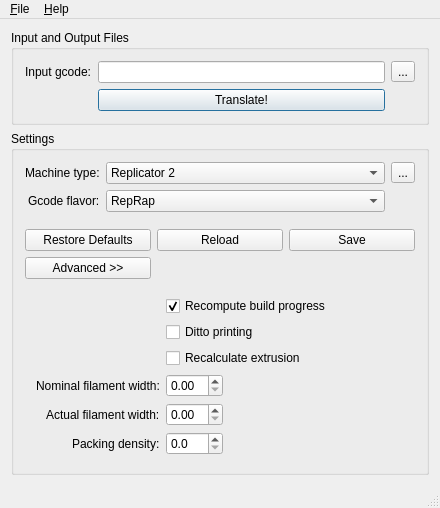
Old version of the form mainwindow.ui in the repository markwal/GpxUi.
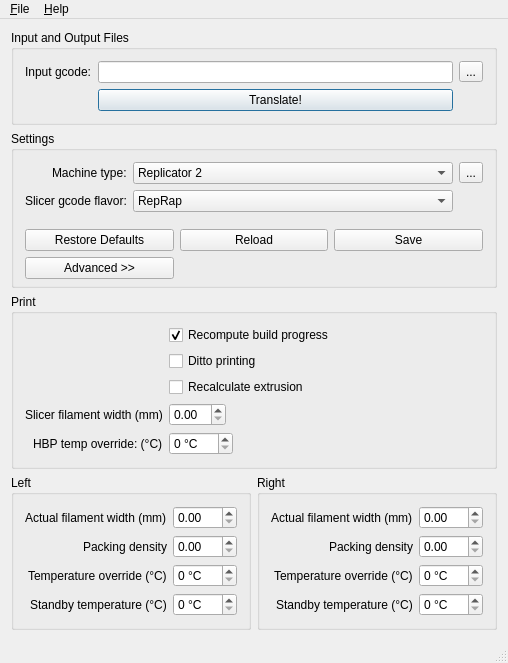
New version of the form. Icons and pictures are not drawn.

The edit to the form file:
```diff
--- a/mainwindow.ui
+++ b/mainwindow.ui
@@ -2,16 +2,8 @@
 <ui version="4.0">
  <class>MainWindow</class>
  <widget class="QMainWindow" name="MainWindow">
-  <property name="geometry">
-   <rect>
-    <x>0</x>
-    <y>0</y>
-    <width>385</width>
-    <height>461</height>
-   </rect>
-  </property>
   <property name="windowTitle">
-   <string>GPX Gcode to X3g Converter</string>
+   <string>GPX - Gcode to X3g Converter</string>
   </property>
   <property name="windowIcon">
    <iconset resource="gpxui.qrc">
@@ -73,22 +65,25 @@
        <property name="bottomMargin">
         <number>0</number>
        </property>
-       <item row="4" column="0" colspan="2">
-        <widget class="QWidget" name="widgetSettingsButtons" native="true">
-         <layout class="QHBoxLayout" name="layoutSettingsButtons">
-          <property name="leftMargin">
-           <number>0</number>
-          </property>
-          <property name="topMargin">
-           <number>0</number>
-          </property>
-          <property name="rightMargin">
-           <number>0</number>
-          </property>
-          <property name="bottomMargin">
-           <number>0</number>
-          </property>
-         </layout>
+       <item row="1" column="2">
+        <widget class="QPushButton" name="btnSave">
+         <property name="text">
+          <string>Save</string>
+         </property>
+        </widget>
+       </item>
+       <item row="1" column="1">
+        <widget class="QPushButton" name="btnReload">
+         <property name="text">
+          <string>Reload</string>
+         </property>
+        </widget>
+       </item>
+       <item row="1" column="0">
+        <widget class="QPushButton" name="btnDefaults">
+         <property name="text">
+          <string>Restore Defaults</string>
+         </property>
         </widget>
        </item>
        <item row="2" column="0">
@@ -107,25 +102,35 @@
          </property>
         </widget>
        </item>
-       <item row="1" column="0">
-        <widget class="QPushButton" name="btnDefaults">
-         <property name="text">
-          <string>Restore Defaults</string>
+       <item row="2" column="1" colspan="2">
+        <spacer name="horizontalSpacer">
+         <property name="orientation">
+          <enum>Qt::Horizontal</enum>
          </property>
-        </widget>
-       </item>
-       <item row="1" column="1">
-        <widget class="QPushButton" name="btnReload">
-         <property name="text">
-          <string>Reload</string>
+         <property name="sizeHint" stdset="0">
+          <size>
+           <width>40</width>
+           <height>20</height>
+          </size>
          </property>
-        </widget>
+        </spacer>
        </item>
-       <item row="1" column="2">
-        <widget class="QPushButton" name="btnSave">
-         <property name="text">
-          <string>Save</string>
-         </property>
+       <item row="3" column="0" colspan="2">
+        <widget class="QWidget" name="widgetSettingsButtons" native="true">
+         <layout class="QHBoxLayout" name="layoutSettingsButtons">
+          <property name="leftMargin">
+           <number>0</number>
+          </property>
+          <property name="topMargin">
+           <number>0</number>
+          </property>
+          <property name="rightMargin">
+           <number>0</number>
+          </property>
+          <property name="bottomMargin">
+           <number>0</number>
+          </property>
+         </layout>
         </widget>
        </item>
        <item row="0" column="0" colspan="3">
@@ -153,92 +158,22 @@
              </sizepolicy>
             </property>
             <property name="currentIndex">
-             <number>10</number>
+             <number>0</number>
             </property>
             <property name="maxVisibleItems">
              <number>15</number>
             </property>
-            <item>
-             <property name="text">
-              <string>Cupcake Gen3 XYZ, Mk5/6 + Gen4 Extruder</string>
-             </property>
-            </item>
-            <item>
-             <property name="text">
-              <string>Cupcake Gen4 XYZ, Mk5/6 + Gen4 Extruder</string>
-             </property>
-            </item>
-            <item>
-             <property name="text">
-              <string>Cupcake Pololu XYZ, Mk5/6 + Gen4 Extruder</string>
-             </property>
-            </item>
-            <item>
-             <property name="text">
-              <string>Cupcake Pololu XYZ, Mk5/6 + Pololu Extruder</string>
-             </property>
-            </item>
-            <item>
-             <property name="text">
-              <string>Core-XY with HBP - single extruder</string>
-             </property>
-            </item>
-            <item>
-             <property name="text">
-              <string>Core-XY with HBP - single extruder, slow Z</string>
-             </property>
-            </item>
-            <item>
-             <property name="text">
-              <string>Clone R1 Single with HBP</string>
-             </property>
-            </item>
-            <item>
-             <property name="text">
-              <string>Clone R1 Dual with HBP</string>
-             </property>
-            </item>
-            <item>
-             <property name="text">
-              <string>Replicator 1 - single extruder</string>
-             </property>
-            </item>
-            <item>
-             <property name="text">
-              <string>Replicator 1 - dual extruder</string>
-             </property>
-            </item>
             <item>
              <property name="text">
               <string>Replicator 2</string>
              </property>
             </item>
-            <item>
-             <property name="text">
-              <string>Replicator 2 with HBP</string>
-             </property>
-            </item>
-            <item>
-             <property name="text">
-              <string>Replicator 2X</string>
-             </property>
-            </item>
-            <item>
-             <property name="text">
-              <string>ZYYX - single extruder</string>
-             </property>
-            </item>
-            <item>
-             <property name="text">
-              <string>ZYYX - dual extruder</string>
-             </property>
-            </item>
            </widget>
           </item>
           <item row="1" column="0" alignment="Qt::AlignRight">
            <widget class="QLabel" name="labelGcodeFlavor">
             <property name="text">
-             <string>Gcode flavor:</string>
+             <string>Slicer gcode flavor:</string>
             </property>
            </widget>
           </item>
@@ -257,7 +192,7 @@
            </widget>
           </item>
           <item row="0" column="2">
-           <widget class="QToolButton" name="toolButton_5">
+           <widget class="QToolButton" name="tbMachineEditor">
             <property name="text">
              <string>...</string>
             </property>
@@ -266,22 +201,30 @@
          </layout>
         </widget>
        </item>
-       <item row="2" column="1" colspan="2">
-        <spacer name="horizontalSpacer">
-         <property name="orientation">
-          <enum>Qt::Horizontal</enum>
+      </layout>
+     </widget>
+    </item>
+    <item>
+     <widget class="QWidget" name="widgetAdvanced" native="true">
+      <layout class="QGridLayout" name="glAdvanced">
+       <property name="leftMargin">
+        <number>0</number>
+       </property>
+       <property name="topMargin">
+        <number>0</number>
+       </property>
+       <property name="rightMargin">
+        <number>0</number>
+       </property>
+       <property name="bottomMargin">
+        <number>0</number>
+       </property>
+       <item row="0" column="0" colspan="2">
+        <widget class="QGroupBox" name="gbPrint">
+         <property name="title">
+          <string>Print</string>
          </property>
-         <property name="sizeHint" stdset="0">
-          <size>
-           <width>40</width>
-           <height>20</height>
-          </size>
-         </property>
-        </spacer>
-       </item>
-       <item row="3" column="0" colspan="3">
-        <widget class="QWidget" name="widgetAdvanced" native="true">
-         <layout class="QFormLayout" name="formLayout_2">
+         <layout class="QFormLayout" name="formLayout">
           <property name="labelAlignment">
            <set>Qt::AlignRight|Qt::AlignTrailing|Qt::AlignVCenter</set>
           </property>
@@ -318,7 +261,7 @@
           <item row="3" column="0">
            <widget class="QLabel" name="labelNominal">
             <property name="text">
-             <string>Nominal filament width:</string>
+             <string>Slicer filament width (mm)</string>
             </property>
            </widget>
           </item>
@@ -361,13 +304,73 @@
            </widget>
           </item>
           <item row="4" column="0">
-           <widget class="QLabel" name="labelActual">
+           <widget class="QLabel" name="labelHBPTemp">
             <property name="text">
-             <string>Actual filament width:</string>
+             <string>HBP temp override: (°C)</string>
             </property>
            </widget>
           </item>
           <item row="4" column="1">
+           <widget class="QWidget" name="widgetHBP" native="true">
+            <layout class="QHBoxLayout" name="hboxHBP">
+             <property name="leftMargin">
+              <number>0</number>
+             </property>
+             <property name="topMargin">
+              <number>0</number>
+             </property>
+             <property name="rightMargin">
+              <number>0</number>
+             </property>
+             <property name="bottomMargin">
+              <number>0</number>
+             </property>
+             <item>
+              <widget class="QSpinBox" name="sbHBP">
+               <property name="suffix">
+                <string> °C</string>
+               </property>
+               <property name="maximum">
+                <number>500</number>
+               </property>
+              </widget>
+             </item>
+             <item>
+              <spacer name="hsHBPTemp">
+               <property name="orientation">
+                <enum>Qt::Horizontal</enum>
+               </property>
+               <property name="sizeHint" stdset="0">
+                <size>
+                 <width>40</width>
+                 <height>20</height>
+                </size>
+               </property>
+              </spacer>
+             </item>
+            </layout>
+           </widget>
+          </item>
+         </layout>
+        </widget>
+       </item>
+       <item row="1" column="0">
+        <widget class="QGroupBox" name="gbLeft">
+         <property name="title">
+          <string>Left</string>
+         </property>
+         <layout class="QFormLayout" name="formLayout_3">
+          <property name="labelAlignment">
+           <set>Qt::AlignRight|Qt::AlignTrailing|Qt::AlignVCenter</set>
+          </property>
+          <item row="0" column="0">
+           <widget class="QLabel" name="labelLeftActual">
+            <property name="text">
+             <string>Actual filament width (mm)</string>
+            </property>
+           </widget>
+          </item>
+          <item row="0" column="1">
            <widget class="QWidget" name="widgetActual" native="true">
             <layout class="QHBoxLayout" name="horizontalLayout_2">
              <property name="leftMargin">
@@ -383,38 +386,25 @@
               <number>0</number>
              </property>
              <item>
-              <widget class="QDoubleSpinBox" name="dsbActual">
+              <widget class="QDoubleSpinBox" name="dsbLeftActual">
                <property name="singleStep">
                 <double>0.010000000000000</double>
                </property>
               </widget>
              </item>
-             <item>
-              <spacer name="hsActual">
-               <property name="orientation">
-                <enum>Qt::Horizontal</enum>
-               </property>
-               <property name="sizeHint" stdset="0">
-                <size>
-                 <width>40</width>
-                 <height>20</height>
-                </size>
-               </property>
-              </spacer>
-             </item>
             </layout>
            </widget>
           </item>
-          <item row="5" column="0">
-           <widget class="QLabel" name="labelDensity">
+          <item row="1" column="0">
+           <widget class="QLabel" name="labelLeftDensity">
             <property name="text">
-             <string>Packing density:</string>
+             <string>Packing density</string>
             </property>
            </widget>
           </item>
-          <item row="5" column="1">
-           <widget class="QWidget" name="widgetDensity" native="true">
-            <layout class="QHBoxLayout" name="horizontalLayout_3">
+          <item row="1" column="1">
+           <widget class="QWidget" name="widgetLeftDensity" native="true">
+            <layout class="QHBoxLayout" name="hlLeftDensity">
              <property name="leftMargin">
               <number>0</number>
              </property>
@@ -428,50 +418,141 @@
               <number>0</number>
              </property>
              <item>
-              <widget class="QDoubleSpinBox" name="dsbDensity">
+              <widget class="QDoubleSpinBox" name="dsbLeftDensity">
                <property name="decimals">
-                <number>1</number>
+                <number>2</number>
                </property>
                <property name="maximum">
-                <double>200.000000000000000</double>
+                <double>2.000000000000000</double>
+               </property>
+               <property name="singleStep">
+                <double>0.010000000000000</double>
                </property>
               </widget>
              </item>
-             <item>
-              <spacer name="hsDensity">
-               <property name="orientation">
-                <enum>Qt::Horizontal</enum>
-               </property>
-               <property name="sizeHint" stdset="0">
-                <size>
-                 <width>40</width>
-                 <height>20</height>
-                </size>
-               </property>
-              </spacer>
-             </item>
             </layout>
            </widget>
           </item>
+          <item row="2" column="0">
+           <widget class="QLabel" name="labelLeftTemp">
+            <property name="text">
+             <string>Temperature override (°C)</string>
+            </property>
+           </widget>
+          </item>
+          <item row="2" column="1">
+           <widget class="QSpinBox" name="sbLeftTemp">
+            <property name="suffix">
+             <string> °C</string>
+            </property>
+            <property name="maximum">
+             <number>500</number>
+            </property>
+           </widget>
+          </item>
+          <item row="3" column="0">
+           <widget class="QLabel" name="labelLeftStandby">
+            <property name="text">
+             <string>Standby temperature (°C)</string>
+            </property>
+           </widget>
+          </item>
+          <item row="3" column="1">
+           <widget class="QSpinBox" name="sbLeftStandby">
+            <property name="suffix">
+             <string> °C</string>
+            </property>
+            <property name="maximum">
+             <number>500</number>
+            </property>
+           </widget>
+          </item>
+         </layout>
+        </widget>
+       </item>
+       <item row="1" column="1">
+        <widget class="QGroupBox" name="gbRight">
+         <property name="title">
+          <string>Right</string>
+         </property>
+         <layout class="QFormLayout" name="flRight">
+          <property name="labelAlignment">
+           <set>Qt::AlignRight|Qt::AlignTrailing|Qt::AlignVCenter</set>
+          </property>
+          <item row="0" column="0">
+           <widget class="QLabel" name="labelRightActual">
+            <property name="text">
+             <string>Actual filament width (mm)</string>
+            </property>
+           </widget>
+          </item>
+          <item row="0" column="1">
+           <widget class="QDoubleSpinBox" name="dsbRightActual">
+            <property name="singleStep">
+             <double>0.010000000000000</double>
+            </property>
+           </widget>
+          </item>
+          <item row="1" column="0">
+           <widget class="QLabel" name="labelRightDensity">
+            <property name="text">
+             <string>Packing density</string>
+            </property>
+           </widget>
+          </item>
+          <item row="1" column="1">
+           <widget class="QDoubleSpinBox" name="dsbRightDensity">
+            <property name="decimals">
+             <number>2</number>
+            </property>
+            <property name="maximum">
+             <double>2.000000000000000</double>
+            </property>
+            <property name="singleStep">
+             <double>0.010000000000000</double>
+            </property>
+           </widget>
+          </item>
+          <item row="2" column="0">
+           <widget class="QLabel" name="labelRightTemp">
+            <property name="text">
+             <string>Temperature override (°C)</string>
+            </property>
+           </widget>
+          </item>
+          <item row="2" column="1">
+           <widget class="QSpinBox" name="sbRightTemp">
+            <property name="suffix">
+             <string> °C</string>
+            </property>
+            <property name="maximum">
+             <number>500</number>
+            </property>
+           </widget>
+          </item>
+          <item row="3" column="0">
+           <widget class="QLabel" name="labelRightStandby">
+            <property name="text">
+             <string>Standby temperature (°C)</string>
+            </property>
+           </widget>
+          </item>
+          <item row="3" column="1">
+           <widget class="QSpinBox" name="sbRightStandby">
+            <property name="suffix">
+             <string> °C</string>
+            </property>
+            <property name="maximum">
+             <number>500</number>
+            </property>
+           </widget>
+          </item>
          </layout>
         </widget>
        </item>
       </layout>
      </widget>
     </item>
-    <item>
-     <spacer name="verticalSpacer">
-      <property name="orientation">
-       <enum>Qt::Vertical</enum>
-      </property>
-      <property name="sizeHint" stdset="0">
-       <size>
-        <width>20</width>
-        <height>0</height>
-       </size>
-      </property>
-     </spacer>
-    </item>
    </layout>
   </widget>
   <widget class="QMenuBar" name="menuBar">
@@ -479,7 +560,7 @@
     <rect>
      <x>0</x>
      <y>0</y>
-     <width>385</width>
+     <width>448</width>
      <height>21</height>
     </rect>
    </property>
```
